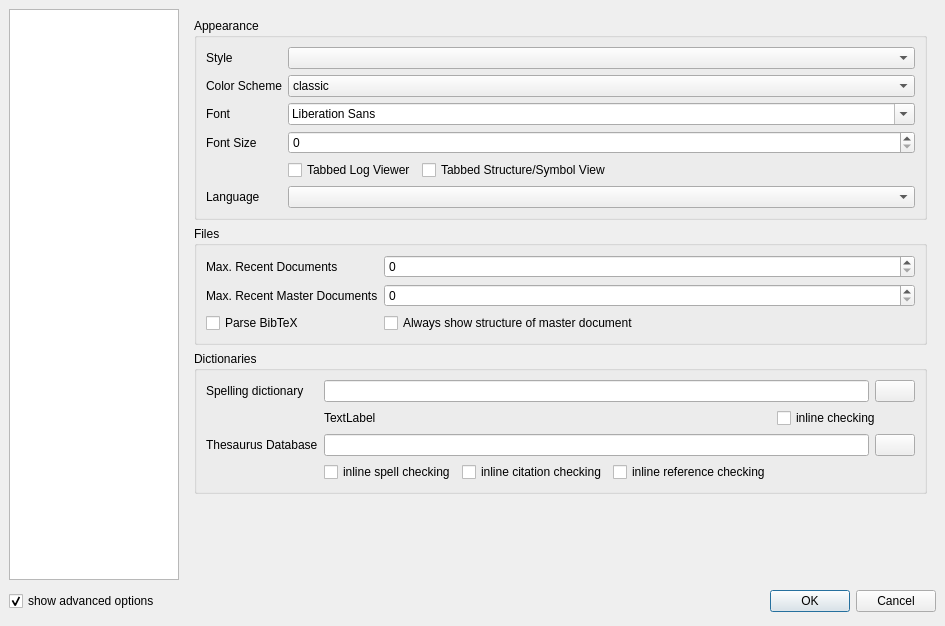
Above: configdialog.ui from svn2github/texstudio-trunk before the change. Below: the same form after it.
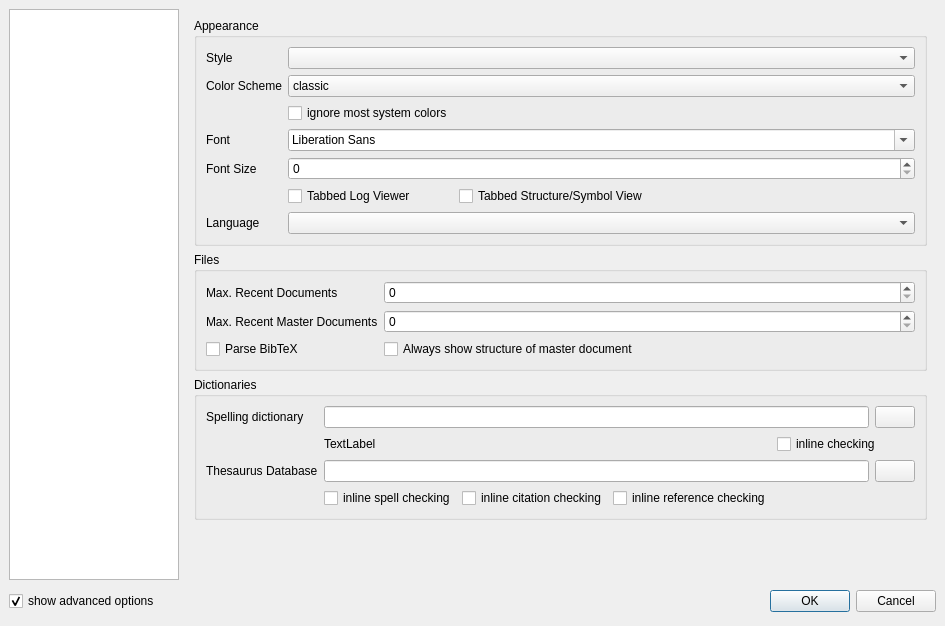
That is the form after the change. The open tabs and pages were chosen to show the change. Icons and pictures are not drawn.

Commit message: this probably fixes the kde dark theme bug by merging the fix from texmaker 1.9.2 and also allowing to en-/disable the custom texmaker palette

The edit to the form file:
```diff
--- a/configdialog.ui
+++ b/configdialog.ui
@@ -160,7 +160,7 @@
             </property>
            </widget>
           </item>
-          <item row="2" column="0">
+          <item row="3" column="0">
            <widget class="QLabel" name="label_5">
             <property name="sizePolicy">
              <sizepolicy hsizetype="Minimum" vsizetype="Preferred">
@@ -173,7 +173,7 @@
             </property>
            </widget>
           </item>
-          <item row="2" column="1" colspan="2">
+          <item row="3" column="1" colspan="2">
            <widget class="QFontComboBox" name="comboBoxInterfaceFont">
             <property name="sizePolicy">
              <sizepolicy hsizetype="Expanding" vsizetype="Fixed">
@@ -183,7 +183,7 @@
             </property>
            </widget>
           </item>
-          <item row="3" column="0">
+          <item row="4" column="0">
            <widget class="QLabel" name="label_7">
             <property name="sizePolicy">
              <sizepolicy hsizetype="Minimum" vsizetype="Preferred">
@@ -196,7 +196,7 @@
             </property>
            </widget>
           </item>
-          <item row="3" column="1" colspan="2">
+          <item row="4" column="1" colspan="2">
            <widget class="QSpinBox" name="spinBoxInterfaceFontSize">
             <property name="sizePolicy">
              <sizepolicy hsizetype="Expanding" vsizetype="Fixed">
@@ -206,7 +206,7 @@
             </property>
            </widget>
           </item>
-          <item row="5" column="0">
+          <item row="8" column="0">
            <widget class="QLabel" name="label_9">
             <property name="sizePolicy">
              <sizepolicy hsizetype="Minimum" vsizetype="Preferred">
@@ -219,7 +219,7 @@
             </property>
            </widget>
           </item>
-          <item row="5" column="1" colspan="2">
+          <item row="8" column="1" colspan="2">
            <widget class="QComboBox" name="comboBoxLanguage">
             <property name="sizePolicy">
              <sizepolicy hsizetype="Expanding" vsizetype="Fixed">
@@ -250,7 +250,7 @@
             </item>
            </widget>
           </item>
-          <item row="4" column="2">
+          <item row="7" column="2">
            <widget class="QCheckBox" name="checkBoxTabbedStructureView">
             <property name="sizePolicy">
              <sizepolicy hsizetype="Expanding" vsizetype="Fixed">
@@ -263,7 +263,7 @@
             </property>
            </widget>
           </item>
-          <item row="4" column="1">
+          <item row="7" column="1">
            <widget class="QCheckBox" name="checkBoxTabbedLogView">
             <property name="sizePolicy">
              <sizepolicy hsizetype="Minimum" vsizetype="Fixed">
@@ -276,6 +276,13 @@
             </property>
            </widget>
           </item>
+          <item row="2" column="1">
+           <widget class="QCheckBox" name="checkBoxUseTexmakerPalette">
+            <property name="text">
+             <string>ignore most system colors</string>
+            </property>
+           </widget>
+          </item>
          </layout>
         </widget>
        </item>
```
Left out of the diff: 2 changed lines with no effect on the pictures. The commit also changes 2 other files.
